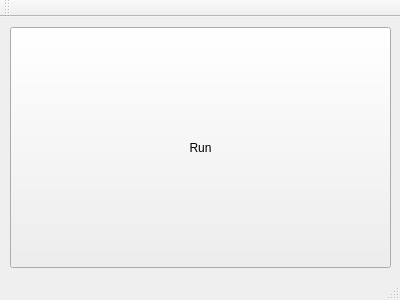
Old version of the form Mejirodai/mejirodai.ui in the repository tnct-spc/procon2018-comp.
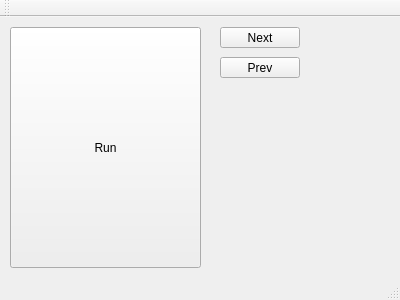
New version of the form.

Commit message: [add]fieldvecとfieldcount作ってgetter,setter用意

What changed in the file:
```diff
--- a/Mejirodai/mejirodai.ui
+++ b/Mejirodai/mejirodai.ui
@@ -19,7 +19,7 @@
      <rect>
       <x>10</x>
       <y>10</y>
-      <width>381</width>
+      <width>191</width>
       <height>241</height>
      </rect>
     </property>
@@ -27,6 +27,32 @@
      <string>Run</string>
     </property>
    </widget>
+   <widget class="QPushButton" name="goNext">
+    <property name="geometry">
+     <rect>
+      <x>220</x>
+      <y>10</y>
+      <width>80</width>
+      <height>21</height>
+     </rect>
+    </property>
+    <property name="text">
+     <string>Next</string>
+    </property>
+   </widget>
+   <widget class="QPushButton" name="goPrev">
+    <property name="geometry">
+     <rect>
+      <x>220</x>
+      <y>40</y>
+      <width>80</width>
+      <height>21</height>
+     </rect>
+    </property>
+    <property name="text">
+     <string>Prev</string>
+    </property>
+   </widget>
   </widget>
   <widget class="QMenuBar" name="menuBar">
    <property name="geometry">
```
The commit also changes 2 other files.
